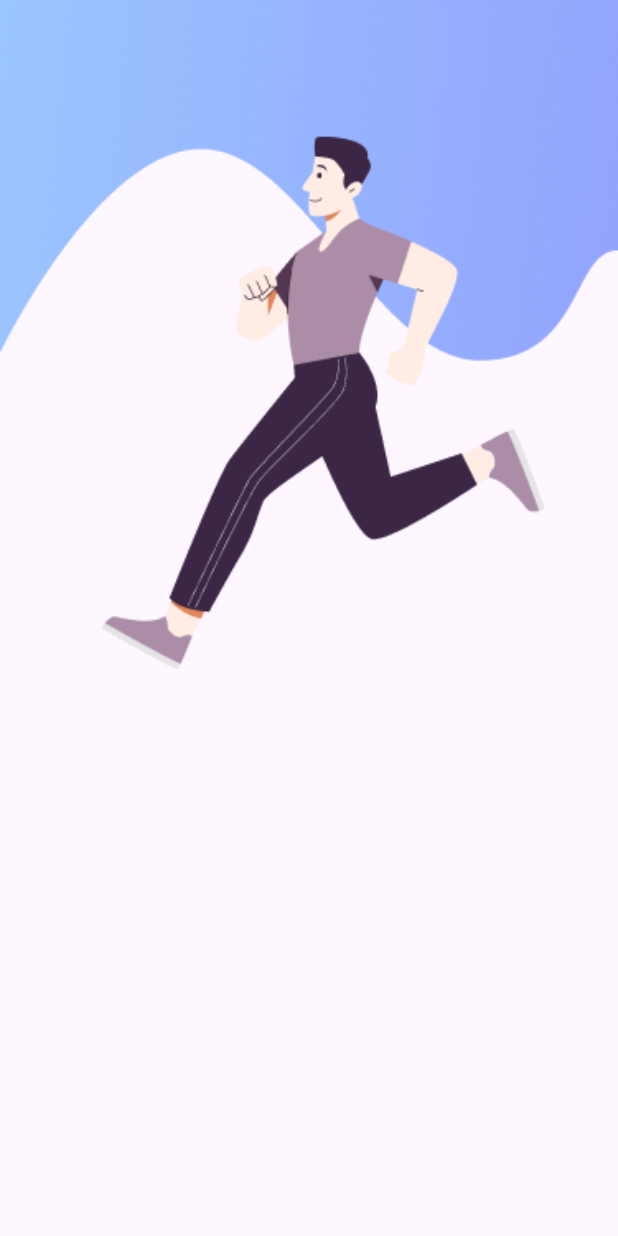
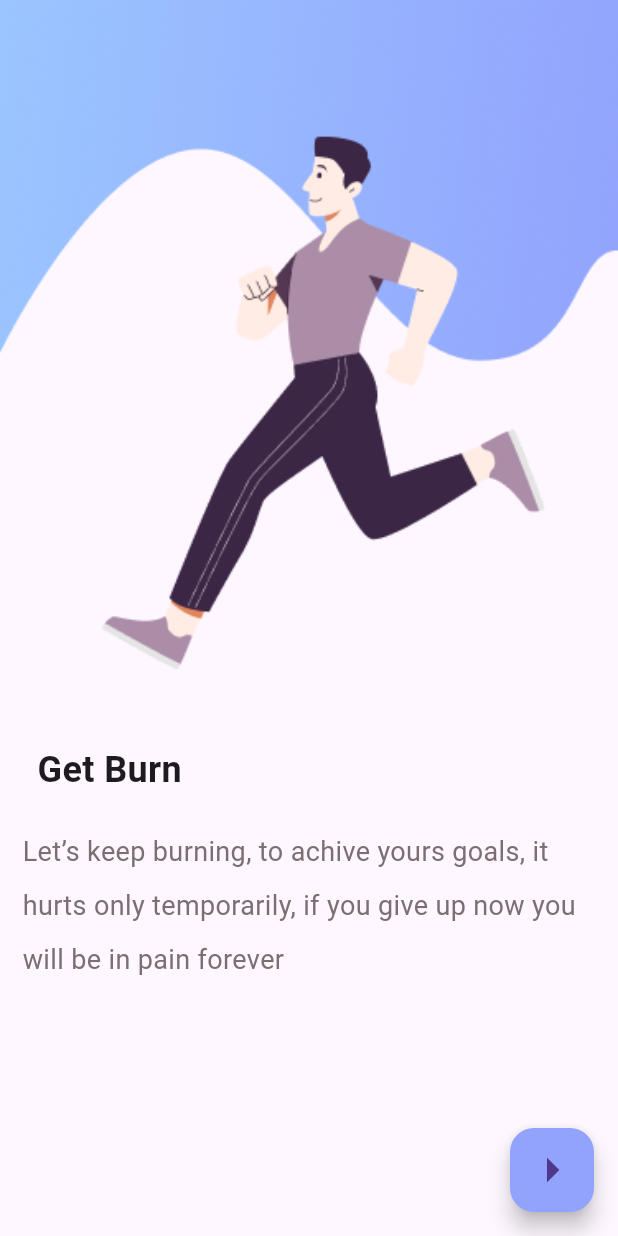
Before and after one commit to husseiiin258/Gym_app, a Flutter app: the screen it shows after launch, on a phone screen of 412 x 824 dp. Run offline on Flutter 3.47's test engine with Material 3 defaults, Android fonts, the phone set to English and light mode, and no system bars.

Commit message:
add onboarding screens

```diff
--- a/lib/main.dart
+++ b/lib/main.dart
@@ -1,6 +1,7 @@
 import 'package:flutter/material.dart';
 import 'package:gym_app/views/Login/login_page.dart';
 import 'package:gym_app/views/Onboarding/onbaording_one.dart';
+import 'package:gym_app/views/Onboarding/onboarding_two.dart';
 import 'package:gym_app/views/splash_screen/splash_screen.dart';
 
 void main() {
@@ -15,7 +16,7 @@ class MyApp extends StatelessWidget {
   Widget build(BuildContext context) {
     return MaterialApp(
       debugShowCheckedModeBanner: false,
-      home: OnboardingFirst(),
+      home: SplashScreen(),
     );
   }
 }
--- a/lib/views/Login/components/register_button_login_page.dart
+++ b/lib/views/Login/components/register_button_login_page.dart
@@ -10,8 +10,8 @@ class RegisterButtonLoginPage extends StatelessWidget {
                 children: [
                   Expanded(
                       child: ElevatedButton(
-                          style: ButtonStyle(
-                            backgroundColor: MaterialStateProperty.all(Colors.red),),
+                          style:  ButtonStyle(
+                              backgroundColor: MaterialStateProperty.all(Color(0xff92A3FD))),
                           onPressed: () {},
                           child: Padding(
                             padding: EdgeInsets.only(
--- a/lib/views/Onboarding/onbaording_one.dart
+++ b/lib/views/Onboarding/onbaording_one.dart
@@ -1,9 +1,9 @@
-import 'dart:async';
+
 
 import 'package:flutter/material.dart';
-import 'package:gym_app/views/Login/login_page.dart';
-import 'package:flutter/foundation.dart';
+
 import 'package:flutter/services.dart';
+import 'package:gym_app/views/Onboarding/onboarding_two.dart';
 
 
 
@@ -17,16 +17,49 @@ class OnboardingFirst extends StatelessWidget {
   Widget build(BuildContext context) {
     var mediaQuery = MediaQuery.of(context).size;
 
-    /* Timer(
-        const Duration(
-          seconds: 3,
-        ), () {
-      Navigator.pushReplacement(context, MaterialPageRoute(builder: (context) => const LoginPage()));
-    });*/
     return Scaffold(
-      body: Column(
+      floatingActionButton: FloatingActionButton(
+        onPressed: () {
+          Navigator.pushReplacement(context, MaterialPageRoute(builder: (context) => const OnboardingSecond()));
+        },
+
+        backgroundColor: const Color(0xff92A3FD),
+        child: const Icon(Icons.arrow_right , size: 40,),
+      ),
+      body: Column( crossAxisAlignment: CrossAxisAlignment.start,
         children: [
-          Image.asset("assets/images/Group (2).png" ,width: mediaQuery.width,fit: BoxFit.cover,)
+          Image.asset("assets/images/Group (2).png" ,width: mediaQuery.width,fit: BoxFit.cover,),
+          const SizedBox(
+            height: 50,
+          ),
+          const Text("    Get Burn" , style: TextStyle(
+            fontWeight: FontWeight.bold,
+            fontSize: 24
+          ), textAlign: TextAlign.start,) ,
+          const SizedBox(
+            height: 20,
+          ),
+
+        const Row(
+           children: [
+              SizedBox(
+               width: 15,
+             ),
+              Expanded(
+               child:  Text("Let’s keep burning, to achive yours goals,"
+                    " it hurts only temporarily,"
+                    " if you give up now you will be in pain forever" , style: TextStyle(
+                  color: Color(0xff7B6F72),
+                  fontSize: 18,
+                 height: 2
+                ), textAlign: TextAlign.start,
+               ),
+             ),
+              SizedBox(
+               width: 15,
+             ),
+           ],
+         )
 
         ],
       ),
--- a/lib/views/splash_screen/splash_screen.dart
+++ b/lib/views/splash_screen/splash_screen.dart
@@ -4,6 +4,7 @@ import 'package:flutter/material.dart';
 import 'package:gym_app/views/Login/login_page.dart';
 import 'package:flutter/foundation.dart';
 import 'package:flutter/services.dart';
+import 'package:gym_app/views/Onboarding/onbaording_one.dart';
 
 
 
@@ -21,7 +22,7 @@ class SplashScreen extends StatelessWidget {
         const Duration(
           seconds: 3,
         ), () {
-      Navigator.pushReplacement(context, MaterialPageRoute(builder: (context) => const LoginPage()));
+      Navigator.pushReplacement(context, MaterialPageRoute(builder: (context) => const OnboardingFirst()));
     });
     return Scaffold(
       body: Container(
```
Also changed, not shown: lib/views/Onboarding/onboarding_two.dart (added, +67 -0 lines), assets/images/Frame.png (added).
